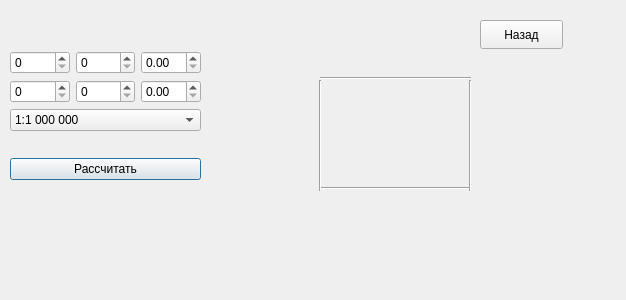
The window that Sources/Source_Qt_code/mapnomenclature.ui (MaksimPrudnikau/MaksimPrudnikau.github.io) describes before a commit, drawn with Qt 5.
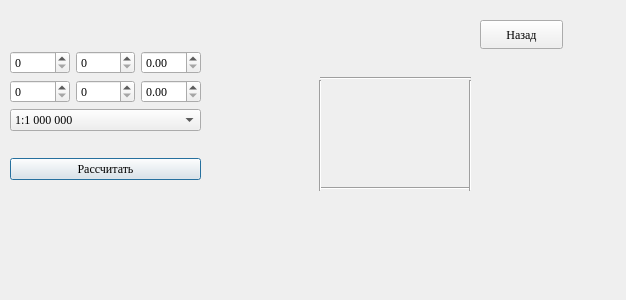
The same window after the commit.

The edit to the form file:
```diff
--- a/Sources/Source_Qt_code/mapnomenclature.ui
+++ b/Sources/Source_Qt_code/mapnomenclature.ui
@@ -10,6 +10,11 @@
     <height>300</height>
    </rect>
   </property>
+  <property name="font">
+   <font>
+    <family>Times New Roman</family>
+   </font>
+  </property>
   <property name="windowTitle">
    <string>Geomaks</string>
   </property>
@@ -265,6 +270,11 @@
      <height>29</height>
     </rect>
    </property>
+   <property name="font">
+    <font>
+     <family>Times New Roman</family>
+    </font>
+   </property>
    <property name="text">
     <string>Назад</string>
    </property>
```
Left out of the diff: 65 changed lines with no effect on the pictures.
